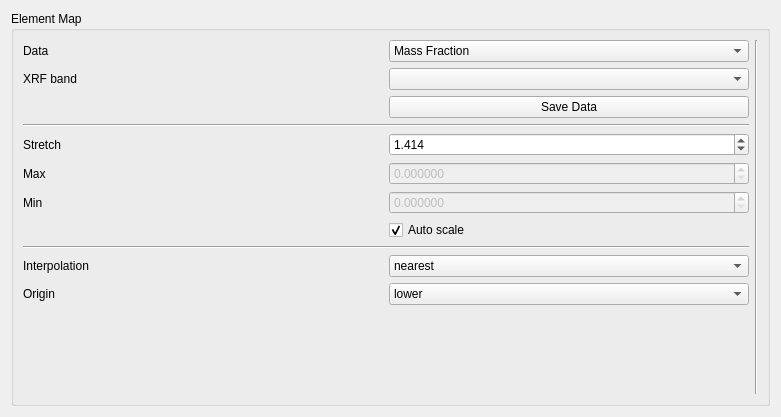
Above: xpaxs/spectromicroscopy/ui/ui_elementsimage.ui from praxes/praxes before the change. Below: the same form after it.
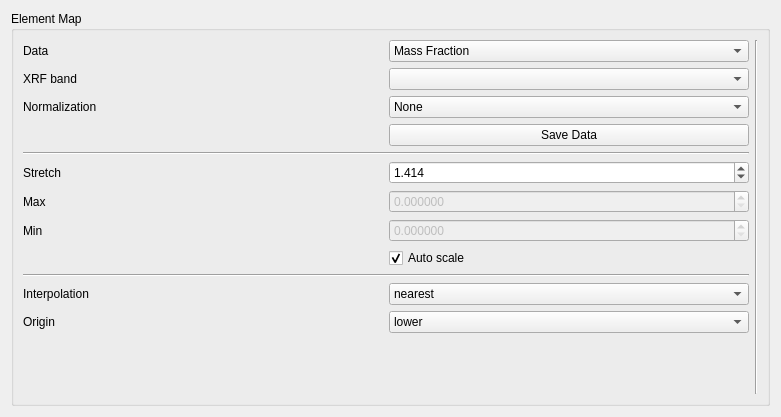
That is the form after the change.

```diff
--- a/xpaxs/spectromicroscopy/ui/ui_elementsimage.ui
+++ b/xpaxs/spectromicroscopy/ui/ui_elementsimage.ui
@@ -65,21 +65,21 @@
           </property>
          </widget>
         </item>
-        <item row="5" column="0" >
+        <item row="6" column="0" >
          <widget class="QLabel" name="maxLabel" >
           <property name="text" >
            <string>Max</string>
           </property>
          </widget>
         </item>
-        <item row="6" column="0" >
+        <item row="7" column="0" >
          <widget class="QLabel" name="minLabel" >
           <property name="text" >
            <string>Min</string>
           </property>
          </widget>
         </item>
-        <item row="6" column="1" >
+        <item row="7" column="1" >
          <widget class="QDoubleSpinBox" name="minSpinBox" >
           <property name="enabled" >
            <bool>false</bool>
@@ -98,7 +98,7 @@
           </property>
          </widget>
         </item>
-        <item row="5" column="1" >
+        <item row="6" column="1" >
          <widget class="QDoubleSpinBox" name="maxSpinBox" >
           <property name="enabled" >
            <bool>false</bool>
@@ -120,14 +120,14 @@
           </property>
          </widget>
         </item>
-        <item row="3" column="0" colspan="2" >
+        <item row="4" column="0" colspan="2" >
          <widget class="Line" name="line_3" >
           <property name="orientation" >
            <enum>Qt::Horizontal</enum>
           </property>
          </widget>
         </item>
-        <item row="11" column="1" >
+        <item row="12" column="1" >
          <spacer>
           <property name="orientation" >
            <enum>Qt::Vertical</enum>
@@ -140,7 +140,7 @@
           </property>
          </spacer>
         </item>
-        <item row="7" column="1" >
+        <item row="8" column="1" >
          <widget class="QCheckBox" name="dataAutoscaleButton" >
           <property name="sizePolicy" >
            <sizepolicy vsizetype="Fixed" hsizetype="Minimum" >
@@ -156,14 +156,14 @@
           </property>
          </widget>
         </item>
-        <item row="4" column="0" >
+        <item row="5" column="0" >
          <widget class="QLabel" name="aspectLabel" >
           <property name="text" >
            <string>Stretch</string>
           </property>
          </widget>
         </item>
-        <item row="4" column="1" >
+        <item row="5" column="1" >
          <widget class="QDoubleSpinBox" name="aspectSpinBox" >
           <property name="sizePolicy" >
            <sizepolicy vsizetype="Fixed" hsizetype="Minimum" >
@@ -217,14 +217,14 @@
           </property>
          </widget>
         </item>
-        <item row="8" column="0" colspan="2" >
+        <item row="9" column="0" colspan="2" >
          <widget class="Line" name="line_2" >
           <property name="orientation" >
            <enum>Qt::Horizontal</enum>
           </property>
          </widget>
         </item>
-        <item row="9" column="1" >
+        <item row="10" column="1" >
          <widget class="QComboBox" name="interpolationComboBox" >
           <property name="sizePolicy" >
            <sizepolicy vsizetype="Fixed" hsizetype="Preferred" >
@@ -319,14 +319,14 @@
           </item>
          </widget>
         </item>
-        <item row="9" column="0" >
+        <item row="10" column="0" >
          <widget class="QLabel" name="label_2" >
           <property name="text" >
            <string>Interpolation</string>
           </property>
          </widget>
         </item>
-        <item row="10" column="1" >
+        <item row="11" column="1" >
          <widget class="QComboBox" name="imageOriginComboBox" >
           <property name="sizePolicy" >
            <sizepolicy vsizetype="Fixed" hsizetype="Preferred" >
@@ -349,14 +349,14 @@
           </item>
          </widget>
         </item>
-        <item row="10" column="0" >
+        <item row="11" column="0" >
          <widget class="QLabel" name="label_3" >
           <property name="text" >
            <string>Origin</string>
           </property>
          </widget>
         </item>
-        <item row="2" column="1" >
+        <item row="3" column="1" >
          <widget class="QPushButton" name="saveDataButton" >
           <property name="sizePolicy" >
            <sizepolicy vsizetype="Fixed" hsizetype="Preferred" >
@@ -369,6 +369,22 @@
           </property>
          </widget>
         </item>
+        <item row="2" column="0" >
+         <widget class="QLabel" name="label_4" >
+          <property name="text" >
+           <string>Normalization</string>
+          </property>
+         </widget>
+        </item>
+        <item row="2" column="1" >
+         <widget class="QComboBox" name="normalizationComboBox" >
+          <item>
+           <property name="text" >
+            <string>None</string>
+           </property>
+          </item>
+         </widget>
+        </item>
        </layout>
       </item>
       <item>
```
